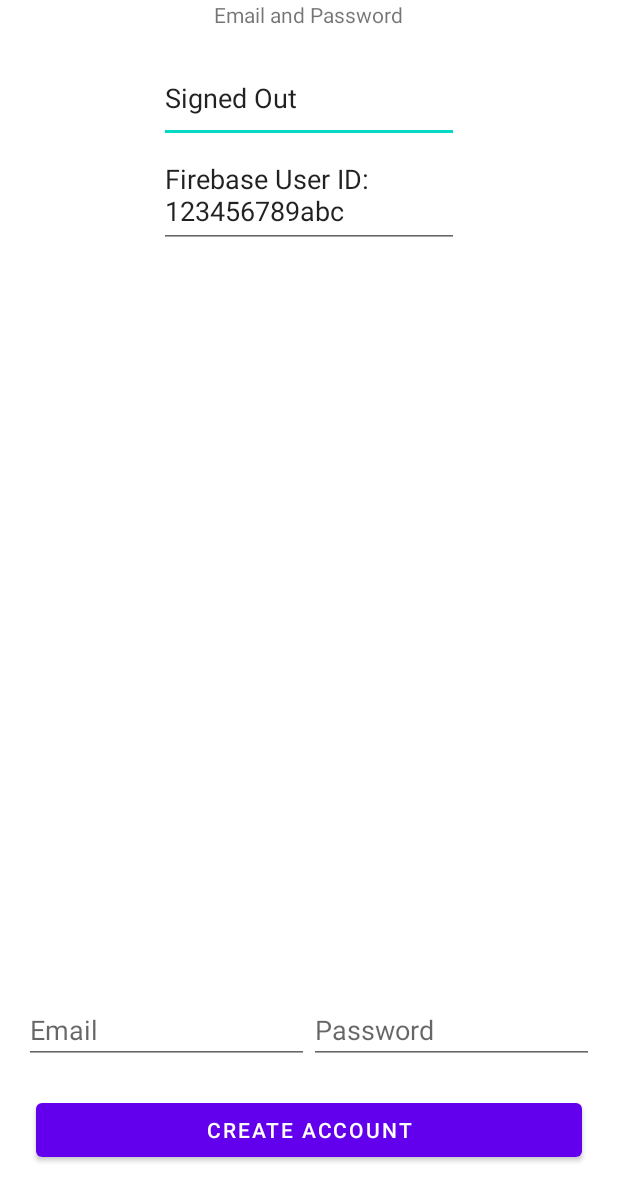
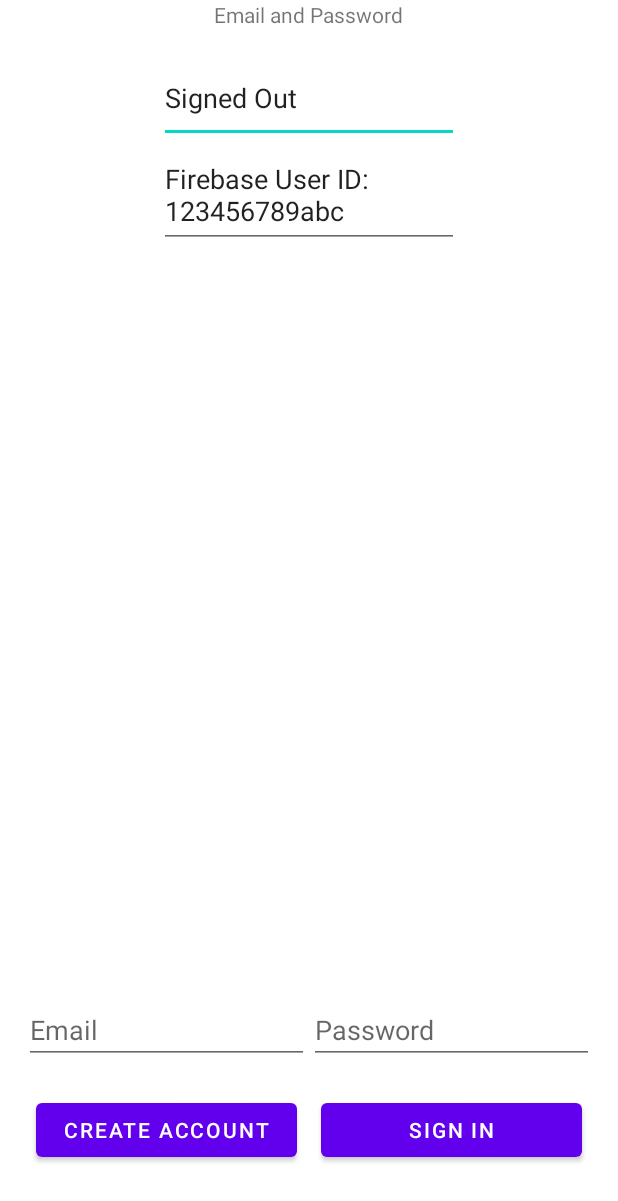
Before and after one commit to mse-tsm-mobcom-class/mse-tsm-mobcom-project-quiz-m-m-dispenser, an Android app: the layout activity_firebase_login.xml on its own in the app's theme, with its tools: preview values and no code run, on a phone screen of 412 x 824 dp. Shown: the top 1201 px of the screen. Run offline under Robolectric (Android 15) with nearby library versions, the phone set to English and light mode, and no system bars.

Commit message:
add login button and logic

```diff
--- a/Android/app/src/main/res/layout/activity_firebase_login.xml
+++ b/Android/app/src/main/res/layout/activity_firebase_login.xml
@@ -83,6 +83,15 @@
                 android:layout_weight="1"
                 android:onClick="createAccount"
                 android:text="@string/create_account" />
+            <Button
+                android:id="@+id/btnSignIn"
+                android:layout_marginStart="@dimen/button_horizontal_margin"
+                android:layout_marginEnd="@dimen/button_horizontal_margin"
+                android:layout_width="0dp"
+                android:layout_height="wrap_content"
+                android:layout_weight="1"
+                android:onClick="signIn"
+                android:text="@string/sign_in" />
         </LinearLayout>
     </RelativeLayout>
 </LinearLayout>
--- a/Android/app/src/main/res/values/colors.xml
+++ b/Android/app/src/main/res/values/colors.xml
@@ -10,4 +10,5 @@
     <color name="green">#8ec127</color>
     <color name="red">#D41243</color>
     <color name="grey">#f2f2f2</color>
+    <color name="light_blue">#bae1ff</color>
 </resources>
```
Also changed, not shown: Android/app/src/main/java/ch/mse/quiz/MainActivity.java (+4 -4 lines), Android/app/src/main/java/ch/mse/quiz/QuestionActivity.java (+4 -4 lines), Android/app/src/main/java/ch/mse/quiz/firebase/FirebaseLogin.kt (+28 -0 lines).
